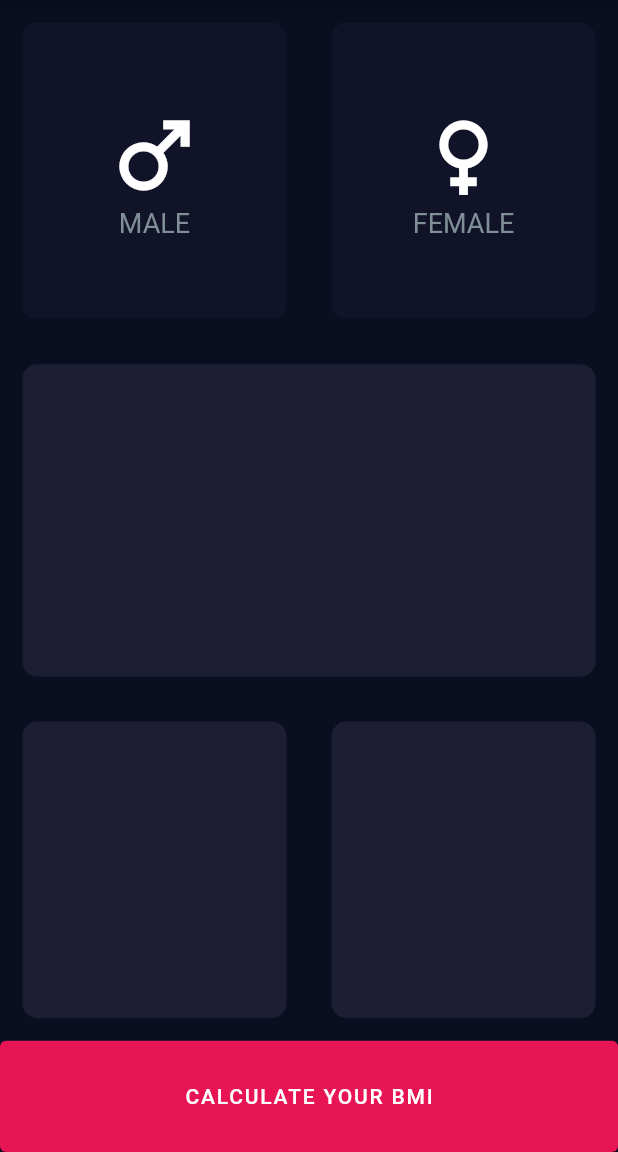
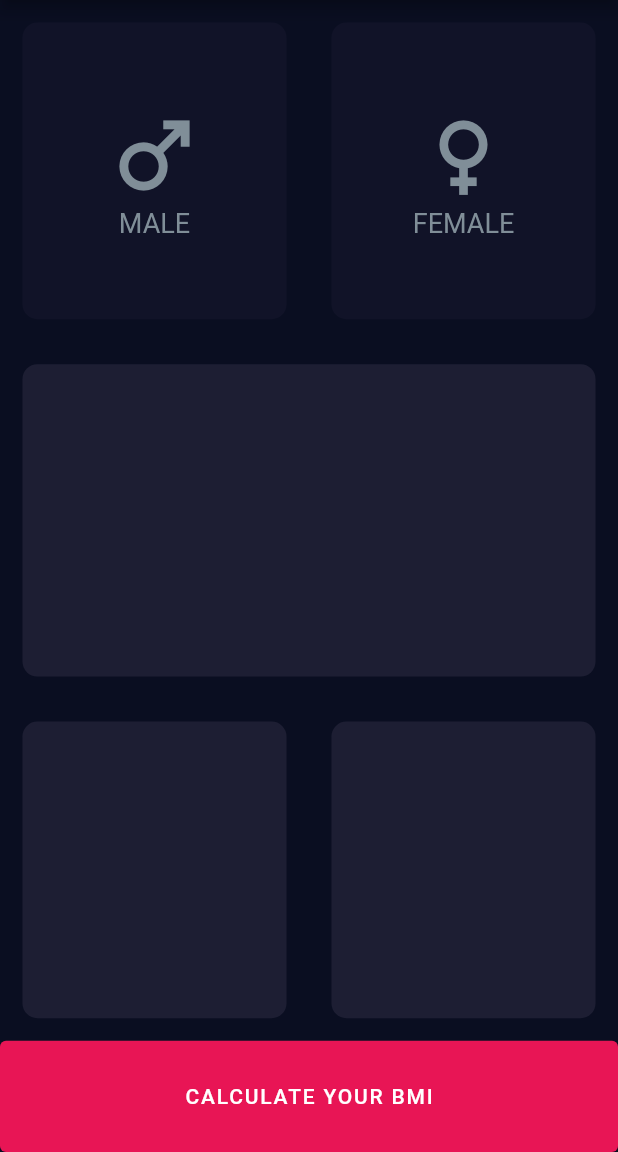
Before and after one commit to mdrabbihossen/BMI-calculator, a Flutter app: the screen it shows after launch, on a phone screen of 412 x 824 dp, the part 84-1236 px from its top. Run offline on Flutter 3.47's test engine with Material 2 defaults, Android fonts, the phone set to English and light mode, and no system bars.

```diff
--- a/lib/views/home/screens/home_screen.dart
+++ b/lib/views/home/screens/home_screen.dart
@@ -18,8 +18,6 @@ class HomeScreen extends StatefulWidget {
 }
 
 class _HomeScreenState extends State<HomeScreen> {
-  Color maleCardColor = inactiveCardColor;
-  Color femaleCardColor = inactiveCardColor;
   Gender? selectedGender;
 
   @override
@@ -31,28 +29,47 @@ class _HomeScreenState extends State<HomeScreen> {
           Row(
             children: [
               Expanded(
-                child: GestureDetector(
-                  onTap: () {},
                 child: customCard(
-                    color: maleCardColor,
+                  onPressed: () => setState(() => selectedGender = Gender.male),
+                  color: selectedGender == Gender.male
+                      ? activeCardColor
+                      : inactiveCardColor,
                   context: context,
                   child: iconContent(
                     icon: Icons.male,
+                    textStyle: selectedGender == Gender.male
+                        ? TextStyle(
+                            color: Colors.white,
+                            fontSize: 18,
+                          )
+                        : labelTextStyle,
                     iconText: 'MALE',
-                    ),
+                    iconColor: selectedGender == Gender.male
+                        ? Colors.white
+                        : Color(0xff808e98),
                   ),
                 ),
               ),
               Expanded(
-                child: GestureDetector(
-                  onTap: () {},
                 child: customCard(
-                    color: femaleCardColor,
+                  onPressed: () =>
+                      setState(() => selectedGender = Gender.female),
+                  color: selectedGender == Gender.female
+                      ? activeCardColor
+                      : inactiveCardColor,
                   context: context,
                   child: iconContent(
                     icon: Icons.female,
+                    iconColor: selectedGender == Gender.female
+                        ? Colors.white
+                        : Color(0xff808e98),
                     iconText: 'FEMALE',
-                    ),
+                    textStyle: selectedGender == Gender.female
+                        ? TextStyle(
+                            color: Colors.white,
+                            fontSize: 18,
+                          )
+                        : labelTextStyle,
                   ),
                 ),
               )
--- a/lib/views/home/widgets/custom_card.dart
+++ b/lib/views/home/widgets/custom_card.dart
@@ -4,8 +4,11 @@ Widget customCard({
   required BuildContext context,
   required Widget child,
   required Color color,
+  VoidCallback? onPressed,
 }) =>
-    Container(
+    GestureDetector(
+      onTap: onPressed,
+      child: Container(
         margin: EdgeInsets.all(15),
         height: MediaQuery.of(context).size.height * 0.24,
         width: MediaQuery.of(context).size.width,
@@ -16,4 +19,5 @@ Widget customCard({
         child: Container(
           child: child,
         ),
+      ),
     );
--- a/lib/views/home/widgets/icon_content.dart
+++ b/lib/views/home/widgets/icon_content.dart
@@ -8,6 +8,8 @@ const labelTextStyle = TextStyle(
 Widget iconContent({
   required IconData icon,
   required String iconText,
+  TextStyle? textStyle,
+  Color? iconColor,
 }) =>
     Column(
       mainAxisAlignment: MainAxisAlignment.center,
@@ -15,10 +17,11 @@ Widget iconContent({
         Icon(
           icon,
           size: 70,
+          color: iconColor,
         ),
         Text(
           iconText,
-          style: labelTextStyle,
+          style: textStyle,
         ),
       ],
     );
```
Lines whose indentation alone changed are shown as unchanged.
